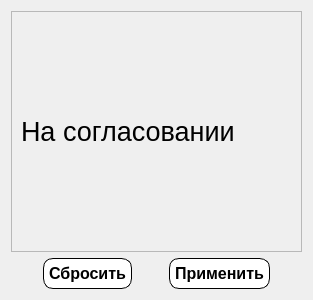
Before: the Qt Designer form Gui/Filters/Admin/f_profit.ui in MyEdit/Casino_Client, drawn with Qt 5.
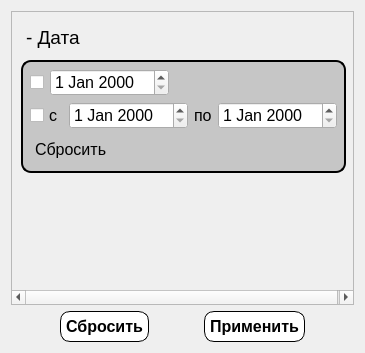
After: the same form once the commit is applied.

What changed in the file:
```diff
--- a/Gui/Filters/Admin/f_profit.ui
+++ b/Gui/Filters/Admin/f_profit.ui
@@ -6,13 +6,16 @@
    <rect>
     <x>0</x>
     <y>0</y>
-    <width>313</width>
-    <height>300</height>
+    <width>365</width>
+    <height>353</height>
    </rect>
   </property>
   <property name="windowTitle">
    <string>Фильтр прибыли</string>
   </property>
+  <property name="styleSheet">
+   <string notr="true">color: rgb(0, 0, 0);</string>
+  </property>
   <layout class="QVBoxLayout" name="verticalLayout">
    <item>
     <widget class="QScrollArea" name="scrollArea">
@@ -24,24 +27,217 @@
        <rect>
         <x>0</x>
         <y>0</y>
-        <width>293</width>
-        <height>238</height>
+        <width>345</width>
+        <height>291</height>
        </rect>
       </property>
       <layout class="QVBoxLayout" name="verticalLayout_2">
        <item>
-        <widget class="QLabel" name="label">
+        <widget class="QPushButton" name="date">
          <property name="font">
           <font>
            <family>Segoe UI</family>
-           <pointsize>20</pointsize>
+           <pointsize>14</pointsize>
           </font>
          </property>
+         <property name="styleSheet">
+          <string notr="true">QPushButton {
+	background: transparent;
+    border: none;
+	padding: 5px;
+	text-align: left;
+}
+
+QPushButton:hover {
+font-weight: bold;
+}</string>
+         </property>
          <property name="text">
-          <string>На согласовании</string>
+          <string>- Дата</string>
          </property>
         </widget>
        </item>
+       <item>
+        <widget class="QWidget" name="categoryDate" native="true">
+         <property name="styleSheet">
+          <string notr="true">#categoryDate
+{
+    border: 2px solid black; 
+    border-radius: 10px;
+	background-color: rgb(198, 198, 198);
+}</string>
+         </property>
+         <layout class="QVBoxLayout" name="verticalLayout_5">
+          <item>
+           <layout class="QHBoxLayout" name="horizontalLayout_3">
+            <item>
+             <widget class="QCheckBox" name="oneDate">
+              <property name="sizePolicy">
+               <sizepolicy hsizetype="Fixed" vsizetype="Fixed">
+                <horstretch>0</horstretch>
+                <verstretch>0</verstretch>
+               </sizepolicy>
+              </property>
+              <property name="font">
+               <font>
+                <family>Segoe UI</family>
+                <pointsize>12</pointsize>
+               </font>
+              </property>
+              <property name="text">
+               <string/>
+              </property>
+             </widget>
+            </item>
+            <item>
+             <widget class="QDateEdit" name="specificDate">
+              <property name="font">
+               <font>
+                <family>Segoe UI</family>
+                <pointsize>12</pointsize>
+               </font>
+              </property>
+             </widget>
+            </item>
+            <item>
+             <spacer name="horizontalSpacer_4">
+              <property name="orientation">
+               <enum>Qt::Horizontal</enum>
+              </property>
+              <property name="sizeHint" stdset="0">
+               <size>
+                <width>40</width>
+                <height>20</height>
+               </size>
+              </property>
+             </spacer>
+            </item>
+           </layout>
+          </item>
+          <item>
+           <layout class="QHBoxLayout" name="horizontalLayout_2">
+            <item>
+             <widget class="QCheckBox" name="yourLimitsDate">
+              <property name="font">
+               <font>
+                <family>Segoe UI</family>
+                <pointsize>12</pointsize>
+               </font>
+              </property>
+              <property name="text">
+               <string>с</string>
+              </property>
+             </widget>
+            </item>
+            <item>
+             <widget class="QDateEdit" name="dateStart">
+              <property name="font">
+               <font>
+                <family>Segoe UI</family>
+                <pointsize>12</pointsize>
+               </font>
+              </property>
+              <property name="frame">
+               <bool>true</bool>
+              </property>
+              <property name="buttonSymbols">
+               <enum>QAbstractSpinBox::UpDownArrows</enum>
+              </property>
+              <property name="correctionMode">
+               <enum>QAbstractSpinBox::CorrectToPreviousValue</enum>
+              </property>
+              <property name="timeSpec">
+               <enum>Qt::LocalTime</enum>
+              </property>
+             </widget>
+            </item>
+            <item>
+             <widget class="QLabel" name="label_2">
+              <property name="font">
+               <font>
+                <family>Segoe UI</family>
+                <pointsize>12</pointsize>
+                <weight>50</weight>
+                <bold>false</bold>
+               </font>
+              </property>
+              <property name="text">
+               <string>по</string>
+              </property>
+             </widget>
+            </item>
+            <item>
+             <widget class="QDateEdit" name="dateEnd">
+              <property name="font">
+               <font>
+                <family>Segoe UI</family>
+                <pointsize>12</pointsize>
+               </font>
+              </property>
+             </widget>
+            </item>
+            <item>
+             <spacer name="horizontalSpacer_5">
+              <property name="orientation">
+               <enum>Qt::Horizontal</enum>
+              </property>
+              <property name="sizeHint" stdset="0">
+               <size>
+                <width>40</width>
+                <height>20</height>
+               </size>
+              </property>
+             </spacer>
+            </item>
+           </layout>
+          </item>
+          <item>
+           <widget class="QPushButton" name="resetDate">
+            <property name="sizePolicy">
+             <sizepolicy hsizetype="Fixed" vsizetype="Fixed">
+              <horstretch>0</horstretch>
+              <verstretch>0</verstretch>
+             </sizepolicy>
+            </property>
+            <property name="font">
+             <font>
+              <family>Segoe UI</family>
+              <pointsize>12</pointsize>
+             </font>
+            </property>
+            <property name="styleSheet">
+             <string notr="true">QPushButton {
+	background: transparent;
+    border: none;
+	padding: 5px;
+	text-align: left;
+}
+
+QPushButton:hover {
+text-decoration: underline;
+}</string>
+            </property>
+            <property name="text">
+             <string>Сбросить</string>
+            </property>
+           </widget>
+          </item>
+         </layout>
+        </widget>
+       </item>
+       <item>
+        <spacer name="verticalSpacer">
+         <property name="orientation">
+          <enum>Qt::Vertical</enum>
+         </property>
+         <property name="sizeHint" stdset="0">
+          <size>
+           <width>20</width>
+           <height>40</height>
+          </size>
+         </property>
+        </spacer>
+       </item>
       </layout>
      </widget>
     </widget>
```
